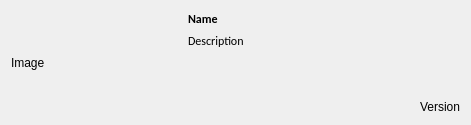
First picture: the form in src/roam/ui/ui_projectwidget.ui, repository roam-qgis/Roam, before the edit.
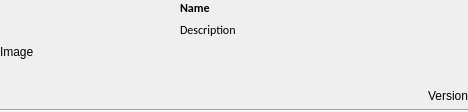
Second picture: the form after the edit.

Commit message: Increase edit button size. Add line under project rows

Patch:
```diff
--- a/src/roam/ui/ui_projectwidget.ui
+++ b/src/roam/ui/ui_projectwidget.ui
@@ -6,8 +6,8 @@
    <rect>
     <x>0</x>
     <y>0</y>
-    <width>471</width>
-    <height>125</height>
+    <width>468</width>
+    <height>112</height>
    </rect>
   </property>
   <property name="sizePolicy">
@@ -32,6 +32,9 @@
    <string notr="true"/>
   </property>
   <layout class="QGridLayout" name="gridLayout">
+   <property name="margin">
+    <number>0</number>
+   </property>
    <item row="0" column="0" rowspan="2">
     <widget class="QLabel" name="imagelabel">
      <property name="sizePolicy">
@@ -152,6 +155,9 @@
      <property name="text">
       <string>Version</string>
      </property>
+     <property name="margin">
+      <number>6</number>
+     </property>
      <property name="projectlabel" stdset="0">
       <bool>true</bool>
      </property>
@@ -170,6 +176,16 @@
      </property>
     </spacer>
    </item>
+   <item row="2" column="0" colspan="5">
+    <widget class="Line" name="line">
+     <property name="styleSheet">
+      <string notr="true">color: rgb(147, 147, 147);</string>
+     </property>
+     <property name="orientation">
+      <enum>Qt::Horizontal</enum>
+     </property>
+    </widget>
+   </item>
   </layout>
  </widget>
  <resources/>
```
The commit also changes 1 other file.
